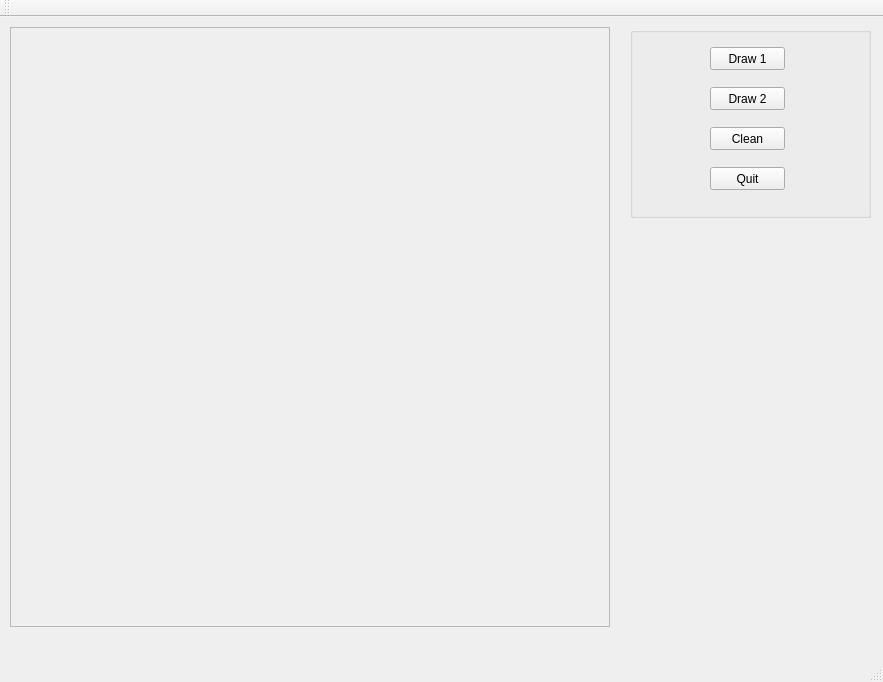
Before: the Qt Designer form mywindow.ui in jasienieckih/lgim8, drawn with Qt 5.
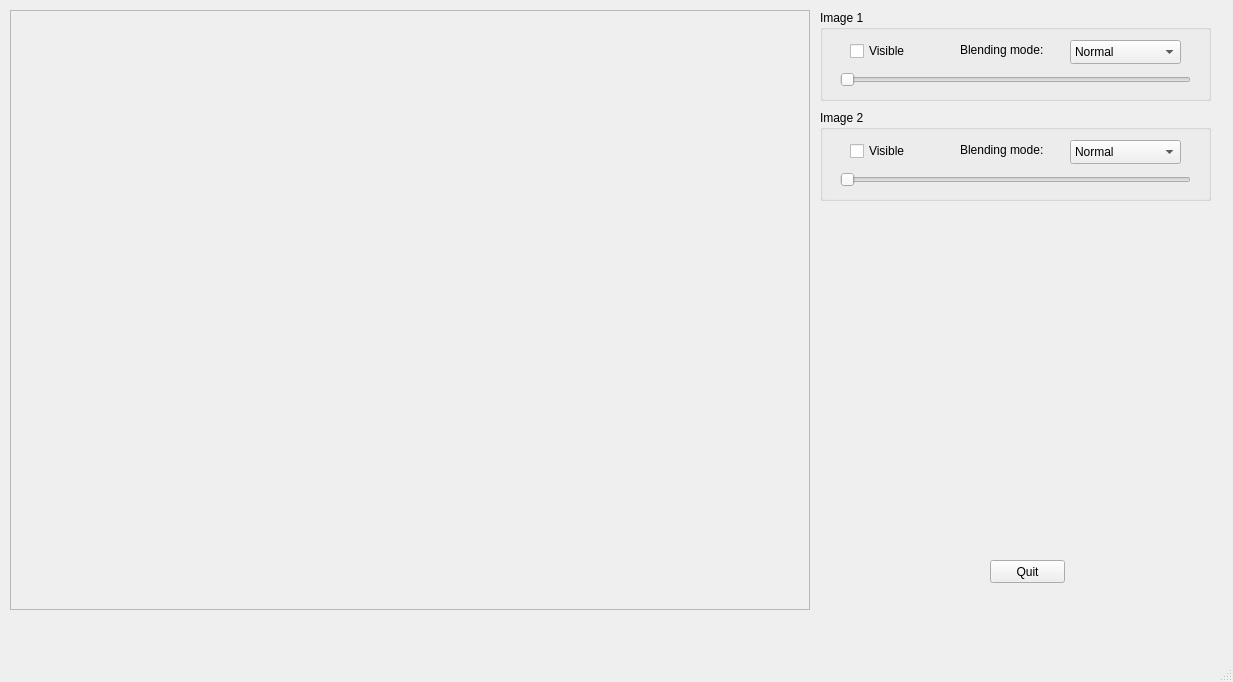
After: the same form once the commit is applied.

Commit message: Change GUI form to suit the task

The edit to the form file:
```diff
--- a/mywindow.ui
+++ b/mywindow.ui
@@ -6,7 +6,7 @@
    <rect>
     <x>0</x>
     <y>0</y>
-    <width>883</width>
+    <width>1233</width>
     <height>682</height>
    </rect>
   </property>
@@ -19,7 +19,7 @@
      <rect>
       <x>10</x>
       <y>10</y>
-      <width>600</width>
+      <width>800</width>
       <height>600</height>
      </rect>
     </property>
@@ -30,68 +30,210 @@
      <enum>QFrame::Raised</enum>
     </property>
    </widget>
+   <widget class="QPushButton" name="exitButton">
+    <property name="geometry">
+     <rect>
+      <x>990</x>
+      <y>560</y>
+      <width>75</width>
+      <height>23</height>
+     </rect>
+    </property>
+    <property name="text">
+     <string>Quit</string>
+    </property>
+   </widget>
    <widget class="QGroupBox" name="groupBox">
     <property name="geometry">
      <rect>
-      <x>630</x>
+      <x>820</x>
       <y>10</y>
-      <width>241</width>
-      <height>191</height>
+      <width>391</width>
+      <height>91</height>
      </rect>
     </property>
     <property name="title">
-     <string/>
+     <string>Image 1</string>
     </property>
-    <widget class="QPushButton" name="draw1Button">
+    <widget class="QCheckBox" name="checkBox">
      <property name="geometry">
       <rect>
-       <x>80</x>
-       <y>20</y>
-       <width>75</width>
-       <height>23</height>
+       <x>30</x>
+       <y>30</y>
+       <width>84</width>
+       <height>22</height>
       </rect>
      </property>
      <property name="text">
-      <string>Draw 1</string>
+      <string>Visible</string>
      </property>
     </widget>
-    <widget class="QPushButton" name="draw2Button">
+    <widget class="QSlider" name="horizontalSlider">
      <property name="geometry">
       <rect>
-       <x>80</x>
+       <x>20</x>
        <y>60</y>
-       <width>75</width>
-       <height>23</height>
+       <width>351</width>
+       <height>20</height>
       </rect>
      </property>
+     <property name="orientation">
+      <enum>Qt::Horizontal</enum>
+     </property>
+    </widget>
+    <widget class="QComboBox" name="comboBox">
+     <property name="geometry">
+      <rect>
+       <x>250</x>
+       <y>30</y>
+       <width>111</width>
+       <height>24</height>
+      </rect>
+     </property>
+     <item>
+      <property name="text">
+       <string>Normal</string>
+      </property>
+     </item>
+     <item>
+      <property name="text">
+       <string>Lighten only</string>
+      </property>
+     </item>
+     <item>
+      <property name="text">
+       <string>Darken only</string>
+      </property>
+     </item>
+     <item>
+      <property name="text">
+       <string>Add</string>
+      </property>
+     </item>
+     <item>
+      <property name="text">
+       <string>Multiply</string>
+      </property>
+     </item>
+     <item>
+      <property name="text">
+       <string>Saturation</string>
+      </property>
+     </item>
+     <item>
+      <property name="text">
+       <string>Grain extract</string>
+      </property>
+     </item>
+    </widget>
+    <widget class="QLabel" name="label">
+     <property name="geometry">
+      <rect>
+       <x>140</x>
+       <y>30</y>
+       <width>101</width>
+       <height>20</height>
+      </rect>
+     </property>
      <property name="text">
-      <string>Draw 2</string>
+      <string>Blending mode:</string>
      </property>
     </widget>
-    <widget class="QPushButton" name="cleanButton">
+   </widget>
+   <widget class="QGroupBox" name="groupBox_2">
+    <property name="geometry">
+     <rect>
+      <x>820</x>
+      <y>110</y>
+      <width>391</width>
+      <height>91</height>
+     </rect>
+    </property>
+    <property name="title">
+     <string>Image 2</string>
+    </property>
+    <widget class="QCheckBox" name="checkBox_2">
      <property name="geometry">
       <rect>
-       <x>80</x>
-       <y>100</y>
-       <width>75</width>
-       <height>23</height>
+       <x>30</x>
+       <y>30</y>
+       <width>84</width>
+       <height>22</height>
       </rect>
      </property>
      <property name="text">
-      <string>Clean</string>
+      <string>Visible</string>
      </property>
     </widget>
-    <widget class="QPushButton" name="exitButton">
+    <widget class="QSlider" name="horizontalSlider_2">
      <property name="geometry">
       <rect>
-       <x>80</x>
-       <y>140</y>
-       <width>75</width>
-       <height>23</height>
+       <x>20</x>
+       <y>60</y>
+       <width>351</width>
+       <height>20</height>
       </rect>
      </property>
+     <property name="orientation">
+      <enum>Qt::Horizontal</enum>
+     </property>
+    </widget>
+    <widget class="QComboBox" name="comboBox_2">
+     <property name="geometry">
+      <rect>
+       <x>250</x>
+       <y>30</y>
+       <width>111</width>
+       <height>24</height>
+      </rect>
+     </property>
+     <item>
+      <property name="text">
+       <string>Normal</string>
+      </property>
+     </item>
+     <item>
+      <property name="text">
+       <string>Lighten only</string>
+      </property>
+     </item>
+     <item>
+      <property name="text">
+       <string>Darken only</string>
+      </property>
+     </item>
+     <item>
+      <property name="text">
+       <string>Add</string>
+      </property>
+     </item>
+     <item>
+      <property name="text">
+       <string>Multiply</string>
+      </property>
+     </item>
+     <item>
+      <property name="text">
+       <string>Saturation</string>
+      </property>
+     </item>
+     <item>
+      <property name="text">
+       <string>Grain extract</string>
+      </property>
+     </item>
+    </widget>
+    <widget class="QLabel" name="label_2">
+     <property name="geometry">
+      <rect>
+       <x>140</x>
+       <y>30</y>
+       <width>101</width>
+       <height>20</height>
+      </rect>
+     </property>
      <property name="text">
-      <string>Quit</string>
+      <string>Blending mode:</string>
      </property>
     </widget>
    </widget>
@@ -106,14 +248,6 @@
     </rect>
    </property>
   </widget>
-  <widget class="QToolBar" name="mainToolBar">
-   <attribute name="toolBarArea">
-    <enum>TopToolBarArea</enum>
-   </attribute>
-   <attribute name="toolBarBreak">
-    <bool>false</bool>
-   </attribute>
-  </widget>
   <widget class="QStatusBar" name="statusBar"/>
  </widget>
  <layoutdefault spacing="6" margin="11"/>
```
Left out of the diff: 2 changed lines with no effect on the pictures.
